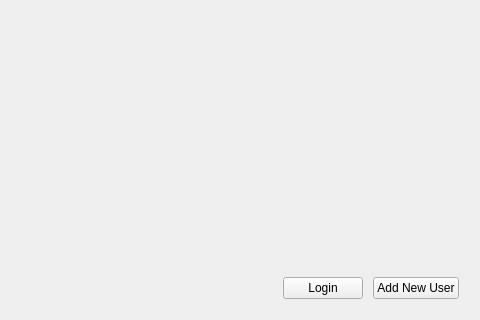
First picture: the form in zlogin.ui, repository liprandi/ZTicketAsset, before the edit; both pictures show x 412 to 892 and y 339 to 659 of the 892 by 659 pixel window.
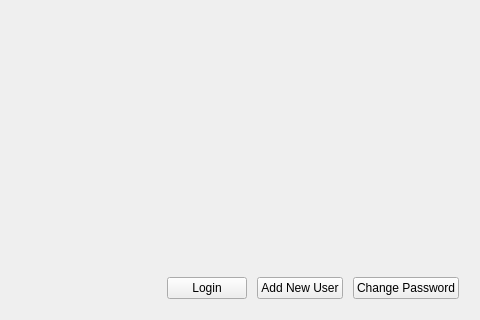
Second picture: the form after the edit. Custom widgets are drawn as their Qt base class.

```diff
--- a/zlogin.ui
+++ b/zlogin.ui
@@ -150,6 +150,13 @@
        </property>
       </widget>
      </item>
+     <item>
+      <widget class="QPushButton" name="pbNewPassword">
+       <property name="text">
+        <string>Change Password</string>
+       </property>
+      </widget>
+     </item>
     </layout>
    </item>
   </layout>
```
